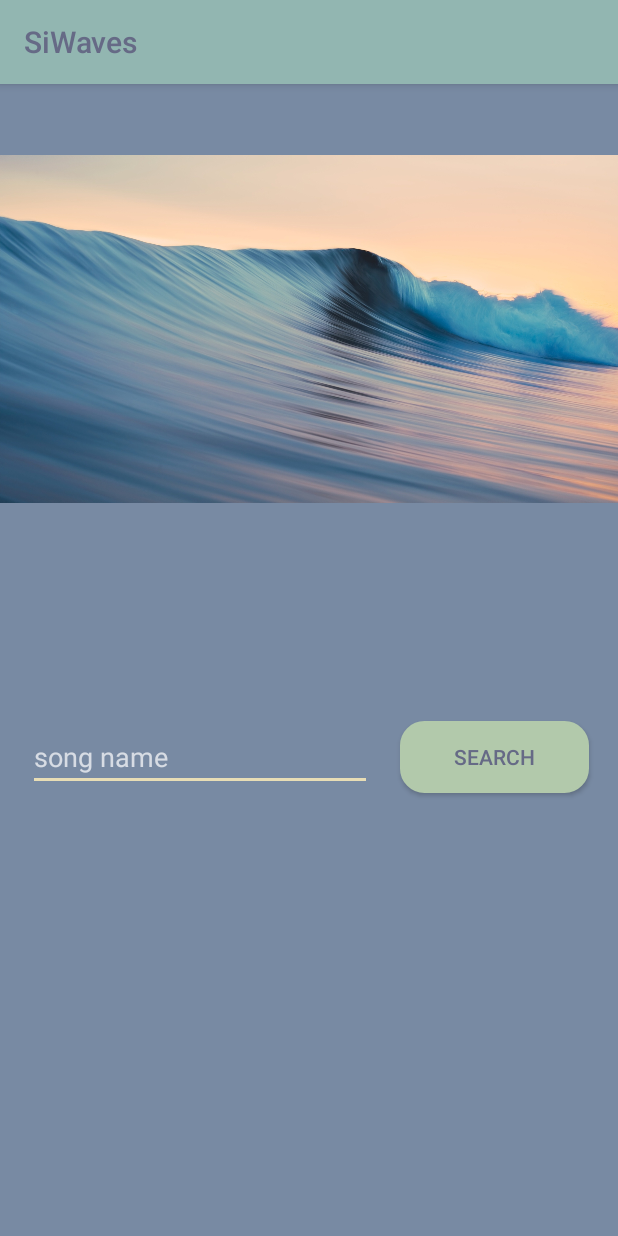
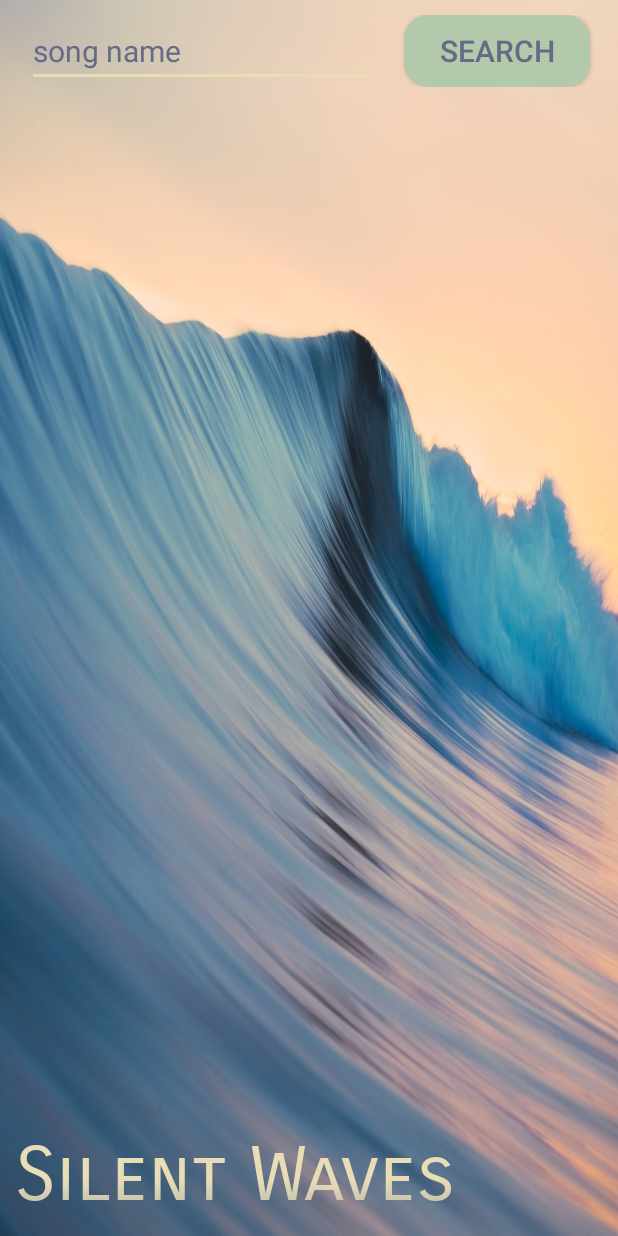
Before and after one commit to hihilla/SiWaves, an Android app: the screen it shows after launch (MainActivity), on a phone screen of 412 x 824 dp. Run offline under Robolectric (Android 15) with nearby library versions, the phone set to English and light mode, and no system bars; plain views replace FadingEdgeLayout.

Commit message:
main activity looks good

```diff
--- a/app/src/main/java/com/example/hilla/siwaves/MainActivity.java
+++ b/app/src/main/java/com/example/hilla/siwaves/MainActivity.java
@@ -1,9 +1,15 @@
 package com.example.hilla.siwaves;
 
+import android.content.Context;
 import android.content.Intent;
+import android.graphics.Color;
+import android.graphics.LinearGradient;
+import android.graphics.Shader;
+import android.support.v4.content.ContextCompat;
 import android.support.v7.app.AppCompatActivity;
 import android.os.Bundle;
 import android.view.View;
+import android.widget.TextView;
 
 public class MainActivity extends AppCompatActivity {
 
@@ -11,6 +17,15 @@ public class MainActivity extends AppCompatActivity {
     protected void onCreate(Bundle savedInstanceState) {
         super.onCreate(savedInstanceState);
         setContentView(R.layout.activity_main);
+
+        Context context = getApplicationContext();
+        TextView textview = (TextView) findViewById(R.id.textLogo);
+        Shader myShader = new LinearGradient(
+                0, 50, 0, 128,
+                ContextCompat.getColor(context, R.color.colorAccent),
+                ContextCompat.getColor(context, R.color.windowBackground),
+                Shader.TileMode.CLAMP );
+        textview.getPaint().setShader( myShader );
     }
 
     private void requestSong() {
--- a/app/src/main/java/com/example/hilla/siwaves/PlayActivity.java
+++ b/app/src/main/java/com/example/hilla/siwaves/PlayActivity.java
@@ -34,8 +34,6 @@ public class PlayActivity extends AppCompatActivity {
 
     public void onVideoClick(View view) {
         VideoView videoview = (VideoView) findViewById(R.id.videoview);
-//        Uri uri = Uri.parse("https://www.youtube.com/watch?v=Iq6gCapM9gk");
-//        videoview.setVideoURI(uri);
         videoview.setVideoPath("http://www.ebookfrenzy.com/android_book/movie.mp4");
         videoview.start();
     }
--- a/app/src/main/res/layout/activity_main.xml
+++ b/app/src/main/res/layout/activity_main.xml
@@ -1,5 +1,5 @@
 <?xml version="1.0" encoding="utf-8"?>
-<LinearLayout xmlns:android="http://schemas.android.com/apk/res/android"
+<RelativeLayout xmlns:android="http://schemas.android.com/apk/res/android"
     xmlns:app="http://schemas.android.com/apk/res-auto"
     xmlns:tools="http://schemas.android.com/tools"
     android:layout_width="match_parent"
@@ -10,8 +10,8 @@
     <com.bosphere.fadingedgelayout.FadingEdgeLayout
         android:id="@+id/fading_edge_layout"
         android:layout_width="match_parent"
-        android:layout_height="0dp"
-        android:layout_weight="0.5"
+        android:layout_height="wrap_content"
+        android:layout_alignParentTop="true"
         app:fel_edge="bottom"
         app:fel_size_bottom="400dp">
 
@@ -19,19 +19,16 @@
             android:id="@+id/imageView"
             android:layout_width="match_parent"
             android:layout_height="match_parent"
+            android:scaleType="fitXY"
             app:srcCompat="@drawable/main" />
     </com.bosphere.fadingedgelayout.FadingEdgeLayout>
-
-    <Space
-        android:layout_width="match_parent"
-        android:layout_height="wrap_content"
-        android:layout_weight="0.1" />
 
     <LinearLayout
         android:layout_width="match_parent"
         android:layout_height="wrap_content"
+        android:layout_alignParentTop="true"
         android:layout_gravity="center"
-        android:layout_weight="0.1"
+        android:layout_marginTop="10dp"
         android:gravity="center_vertical"
         android:orientation="horizontal">
 
@@ -46,7 +43,9 @@
             android:layout_height="wrap_content"
             android:layout_weight="0.7"
             android:hint="song name"
-            android:inputType="text" />
+            android:inputType="text"
+            android:textColor="@color/textColor"
+            android:textSize="20sp"/>
 
         <Space
             android:layout_width="wrap_content"
@@ -58,10 +57,11 @@
             android:layout_width="wrap_content"
             android:layout_height="wrap_content"
             android:layout_weight="0.2"
+            android:background="@drawable/button_rounded"
+            android:onClick="onSearchClicked"
             android:text="search"
-            android:onClick="onSearchClicked"
             android:textColor="@color/textColor"
-            android:background="@drawable/button_rounded"/>
+            android:textSize="20sp"/>
 
         <Space
             android:layout_width="wrap_content"
@@ -70,9 +70,18 @@
 
     </LinearLayout>
 
-    <Space
-        android:layout_width="match_parent"
+    <TextView
+        android:id="@+id/textLogo"
+        android:layout_width="wrap_content"
         android:layout_height="wrap_content"
-        android:layout_weight="0.4" />
+        android:layout_alignParentBottom="true"
+        android:layout_marginBottom="10dp"
+        android:layout_marginLeft="10dp"
+        android:fadingEdge="horizontal"
+        android:fadingEdgeLength="10dp"
+        android:text="Silent Waves"
+        android:textColor="@color/colorAccent"
+        android:textSize="50dp"
+        app:fontFamily="sans-serif-smallcaps" />
 
-</LinearLayout>
+</RelativeLayout>
--- a/app/src/main/res/values/styles.xml
+++ b/app/src/main/res/values/styles.xml
@@ -1,13 +1,14 @@
 <resources>
 
     <!-- Base application theme. -->
-    <style name="AppTheme" parent="Theme.AppCompat">
+    <style name="AppTheme" parent="Theme.AppCompat.NoActionBar">
         <!-- Customize your theme here. -->
         <item name="colorPrimary">@color/colorPrimary</item>
         <item name="colorPrimaryDark">@color/colorPrimaryDark</item>
         <item name="colorAccent">@color/colorAccent</item>
         <item name="android:windowBackground">@color/windowBackground</item>
         <item name="android:textColorPrimary">@color/textColorPrimary</item>
+        <item name="android:textColorHint">@color/textColor</item>
     </style>
 
 </resources>
```
